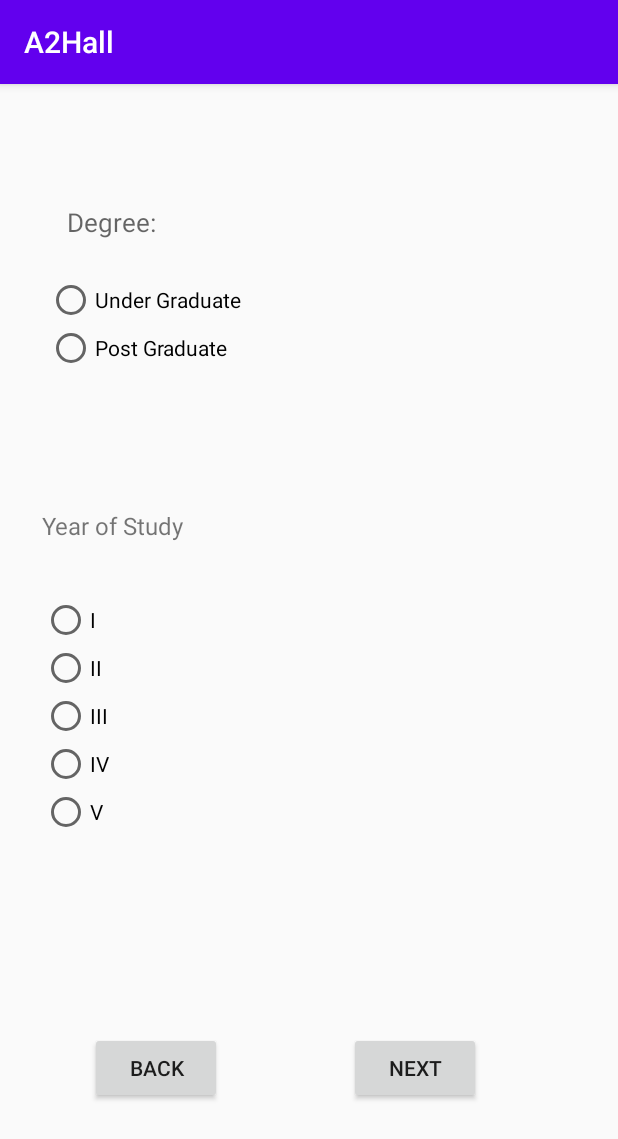
After one commit to Arkelyscorpion/A2Hallbooking, an Android app: the FourthPage screen opened directly, with no data from a screen before it, on a phone screen of 412 x 824 dp. The commit adds this screen. Shown: the top 1139 px of the screen. Run offline under Robolectric (Android 15) with nearby library versions, the phone set to English and light mode, and no system bars.

Commit message:
Added components to fourth page

```diff
--- a/app/src/main/AndroidManifest.xml
+++ b/app/src/main/AndroidManifest.xml
@@ -9,6 +9,9 @@
         android:roundIcon="@mipmap/ic_launcher_round"
         android:supportsRtl="true"
         android:theme="@style/Theme.A2Hall">
+        <activity
+            android:name=".FourthPage"
+            android:exported="false" />
         <activity
             android:name=".ThirdPage"
             android:exported="true" />
--- /dev/null
+++ b/app/src/main/java/com/example/a2hall/FourthPage.kt
@@ -0,0 +1,27 @@
+package com.example.a2hall
+
+import android.content.Intent
+import androidx.appcompat.app.AppCompatActivity
+import android.os.Bundle
+import android.widget.Button
+
+class FourthPage : AppCompatActivity() {
+    override fun onCreate(savedInstanceState: Bundle?) {
+        super.onCreate(savedInstanceState)
+        setContentView(R.layout.activity_fourth_page)
+        //val nextButton = findViewById<Button>(R.id.button6)
+        val backButton = findViewById<Button>(R.id.button7)
+
+        /*nextButton?.setOnClickListener()
+        {
+            //intent is used to link one page to another
+            val intent = Intent(this, SecondaryDetails::class.java)
+            // start your next activity
+            startActivity(intent)          }*/
+
+        backButton?.setOnClickListener(){
+            val intent = Intent(this, SecondaryDetails::class.java)
+            startActivity(intent)
+        }
+    }
+}
--- a/app/src/main/java/com/example/a2hall/SecondaryDetails.kt
+++ b/app/src/main/java/com/example/a2hall/SecondaryDetails.kt
@@ -1,11 +1,32 @@
 package com.example.a2hall
 
+import android.content.Intent
 import androidx.appcompat.app.AppCompatActivity
 import android.os.Bundle
+import android.widget.Button
 
 class SecondaryDetails : AppCompatActivity() {
     override fun onCreate(savedInstanceState: Bundle?) {
         super.onCreate(savedInstanceState)
         setContentView(R.layout.activity_secondary_details)
+
+        val nextButton = findViewById<Button>(R.id.button4)
+        val backButton = findViewById<Button>(R.id.button5)
+
+        /*
+        operations to be performed
+        when user tap on the button
+        */
+        nextButton?.setOnClickListener()
+        {
+            //intent is used to link one page to another
+            val intent = Intent(this, FourthPage::class.java)
+            // start your next activity
+            startActivity(intent)          }
+
+        backButton?.setOnClickListener(){
+            val intent = Intent(this,BasicDetails::class.java)
+            startActivity(intent)
+        }
     }
 }
--- a/app/src/main/res/layout/activity_basic_details.xml
+++ b/app/src/main/res/layout/activity_basic_details.xml
@@ -108,10 +108,8 @@
             style="@style/TextAppearance.MaterialComponents.Headline3"
             android:layout_width="match_parent"
             android:layout_height="wrap_content"
-            android:text="\tDesgination:\n"
+            android:text="\tDesignation:\n"
             android:textSize="17sp"/>
-
-
 
         <RadioButton
             android:id="@+id/radioButton1"
--- /dev/null
+++ b/app/src/main/res/layout/activity_fourth_page.xml
@@ -0,0 +1,110 @@
+<?xml version="1.0" encoding="utf-8"?>
+<androidx.constraintlayout.widget.ConstraintLayout xmlns:android="http://schemas.android.com/apk/res/android"
+    xmlns:app="http://schemas.android.com/apk/res-auto"
+    xmlns:tools="http://schemas.android.com/tools"
+    android:layout_width="match_parent"
+    android:layout_height="match_parent"
+    tools:context=".FourthPage">
+
+
+    <RadioGroup
+        android:id="@+id/radioGroup"
+        android:layout_width="350dp"
+        android:layout_height="115dp"
+        android:layout_marginTop="80dp"
+        app:layout_constraintEnd_toEndOf="parent"
+        app:layout_constraintStart_toStartOf="parent"
+        app:layout_constraintTop_toTopOf="parent">
+
+        <TextView
+            android:id="@+id/headingForDesignation"
+            style="@style/TextAppearance.MaterialComponents.Headline3"
+            android:layout_width="373dp"
+            android:layout_height="48dp"
+            android:text="\tDegree:\n"
+            android:textSize="17sp" />
+
+        <RadioButton
+            android:id="@+id/radioButton"
+            android:layout_width="match_parent"
+            android:layout_height="wrap_content"
+            android:text="Under Graduate" />
+
+        <RadioButton
+            android:id="@+id/radioButton4"
+            android:layout_width="match_parent"
+            android:layout_height="wrap_content"
+            android:text="Post Graduate" />
+
+    </RadioGroup>
+
+    <RadioGroup
+        android:id="@+id/radioGroup2"
+        android:layout_width="356dp"
+        android:layout_height="224dp"
+        android:layout_marginStart="28dp"
+        android:layout_marginTop="88dp"
+        app:layout_constraintStart_toStartOf="parent"
+        app:layout_constraintTop_toBottomOf="@+id/radioGroup">
+
+        <TextView
+            android:id="@+id/textView"
+            android:layout_width="match_parent"
+            android:layout_height="58dp"
+            android:text="Year of Study"
+            android:textSize="16sp" />
+
+        <RadioButton
+            android:id="@+id/radioButton6"
+            android:layout_width="match_parent"
+            android:layout_height="wrap_content"
+            android:text="I" />
+
+        <RadioButton
+            android:id="@+id/radioButton7"
+            android:layout_width="match_parent"
+            android:layout_height="wrap_content"
+            android:text="II" />
+
+        <RadioButton
+            android:id="@+id/radioButton8"
+            android:layout_width="match_parent"
+            android:layout_height="wrap_content"
+            android:text="III" />
+
+        <RadioButton
+            android:id="@+id/radioButton9"
+            android:layout_width="match_parent"
+            android:layout_height="wrap_content"
+            android:text="IV" />
+
+        <RadioButton
+            android:id="@+id/radioButton10"
+            android:layout_width="match_parent"
+            android:layout_height="wrap_content"
+            android:text="V" />
+    </RadioGroup>
+
+    <Button
+        android:id="@+id/button6"
+        android:layout_width="wrap_content"
+        android:layout_height="wrap_content"
+        android:layout_marginEnd="80dp"
+        android:layout_marginBottom="88dp"
+        android:text="Next"
+        app:layout_constraintBottom_toBottomOf="parent"
+        app:layout_constraintEnd_toEndOf="parent"
+        app:layout_constraintHorizontal_bias="0.884"
+        app:layout_constraintStart_toEndOf="@+id/button7" />
+
+    <Button
+        android:id="@+id/button7"
+        android:layout_width="wrap_content"
+        android:layout_height="wrap_content"
+        android:layout_marginStart="60dp"
+        android:layout_marginBottom="88dp"
+        android:text="back"
+        app:layout_constraintBottom_toBottomOf="parent"
+        app:layout_constraintStart_toStartOf="parent" />
+
+</androidx.constraintlayout.widget.ConstraintLayout>
--- a/app/src/main/res/layout/activity_secondary_details.xml
+++ b/app/src/main/res/layout/activity_secondary_details.xml
@@ -7,5 +7,24 @@
     tools:context=".SecondaryDetails">
 
 
+    <Button
+        android:id="@+id/button4"
+        android:layout_width="wrap_content"
+        android:layout_height="wrap_content"
+        android:layout_marginBottom="64dp"
+        android:text="NEXT"
+        app:layout_constraintBottom_toBottomOf="parent"
+        app:layout_constraintEnd_toEndOf="parent"
+        app:layout_constraintHorizontal_bias="0.474"
+        app:layout_constraintStart_toEndOf="@+id/button5" />
 
+    <Button
+        android:id="@+id/button5"
+        android:layout_width="wrap_content"
+        android:layout_height="wrap_content"
+        android:layout_marginStart="60dp"
+        android:layout_marginBottom="64dp"
+        android:text="Back"
+        app:layout_constraintBottom_toBottomOf="parent"
+        app:layout_constraintStart_toStartOf="parent" />
 </androidx.constraintlayout.widget.ConstraintLayout>
```
